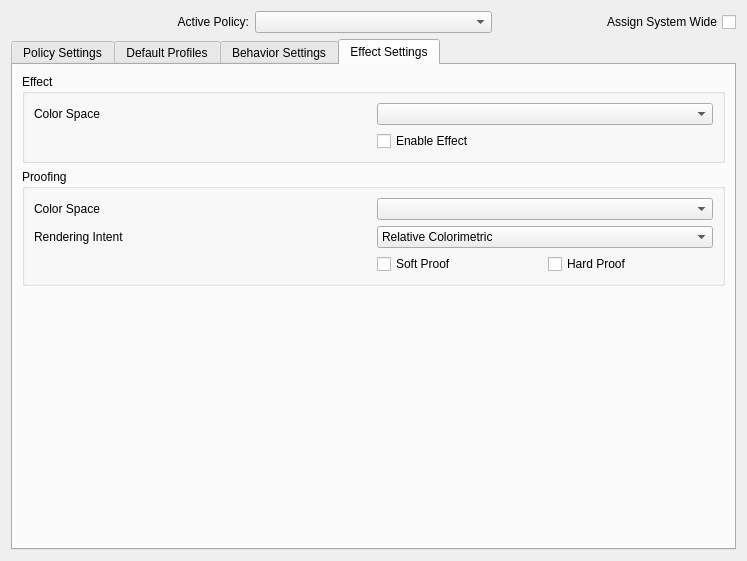
Above: src/modules/settings/ui/sy_settings.ui from oyranos-cms/Synnefo before the change. Below: the same form after it.
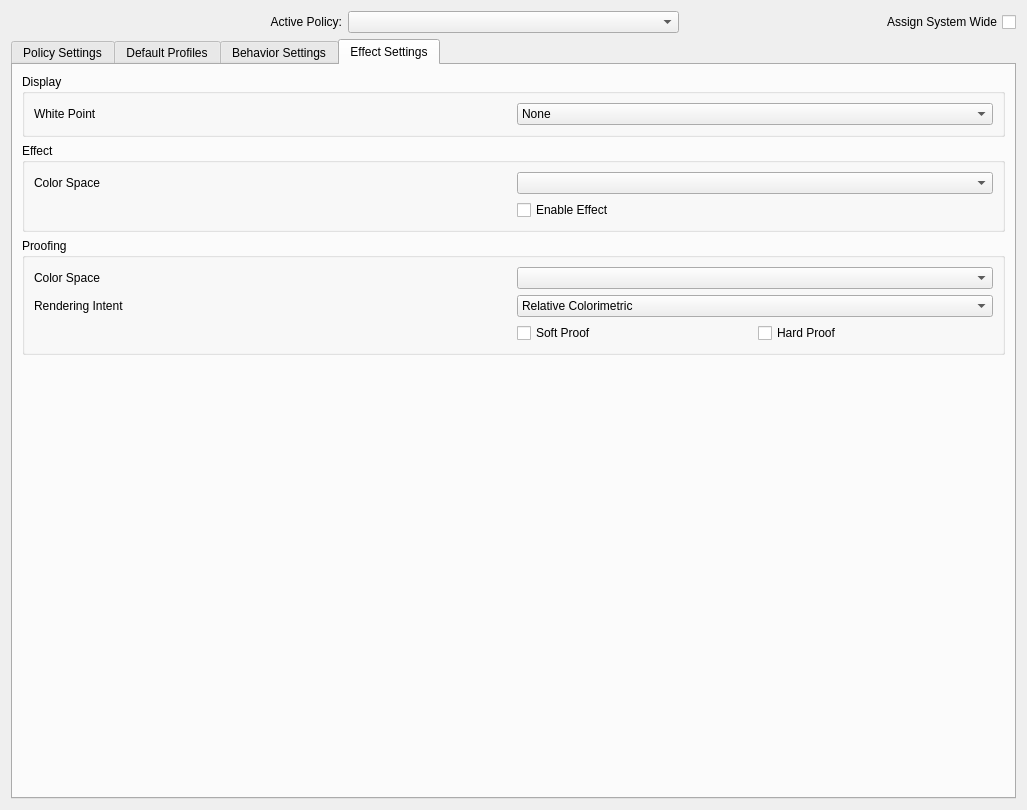
That is the form after the change. The open tabs and pages were chosen to show the change.

Commit message: support display white point settings

Patch:
```diff
--- a/src/modules/settings/ui/sy_settings.ui
+++ b/src/modules/settings/ui/sy_settings.ui
@@ -6,8 +6,8 @@
    <rect>
     <x>0</x>
     <y>0</y>
-    <width>747</width>
-    <height>561</height>
+    <width>1027</width>
+    <height>810</height>
    </rect>
   </property>
   <layout class="QGridLayout" name="gridLayout_5">
@@ -809,8 +809,73 @@
       </attribute>
       <layout class="QGridLayout" name="gridLayout_2">
        <item row="0" column="0">
-        <layout class="QGridLayout" name="gridLayout_13">
-         <item row="2" column="0">
+        <widget class="QGroupBox" name="box_GROUP_BEHAVIOUR_DISPLAY">
+         <property name="toolTip">
+          <string>&lt;!DOCTYPE HTML PUBLIC &quot;-//W3C//DTD HTML 4.0//EN&quot; &quot;http://www.w3.org/TR/REC-html40/strict.dtd&quot;&gt;
+&lt;html&gt;&lt;head&gt;&lt;meta name=&quot;qrichtext&quot; content=&quot;1&quot; /&gt;&lt;style type=&quot;text/css&quot;&gt;
+p, li { white-space: pre-wrap; }
+&lt;/style&gt;&lt;/head&gt;&lt;body style=&quot; font-family:'Noto Sans'; font-size:10pt; font-weight:400; font-style:normal;&quot;&gt;
+&lt;p style=&quot; margin-top:0px; margin-bottom:0px; margin-left:0px; margin-right:0px; -qt-block-indent:0; text-indent:0px;&quot;&gt;&lt;span style=&quot; font-family:'Sans Serif';&quot;&gt;Display settings manage the appearance target of all monitors.&lt;/span&gt;&lt;/p&gt;&lt;/body&gt;&lt;/html&gt;</string>
+         </property>
+         <property name="whatsThis">
+          <string/>
+         </property>
+         <property name="title">
+          <string>Display</string>
+         </property>
+         <property name="flat">
+          <bool>false</bool>
+         </property>
+         <layout class="QGridLayout" name="gridLayout_18">
+          <item row="0" column="0">
+           <layout class="QGridLayout" name="gridLayout_7">
+            <item row="1" column="2">
+             <layout class="QHBoxLayout" name="horizontalLayout_4"/>
+            </item>
+            <item row="0" column="2">
+             <widget class="QComboBox" name="combo_DISPLAY_WHITE_POINT">
+              <property name="contextMenuPolicy">
+               <enum>Qt::ActionsContextMenu</enum>
+              </property>
+              <property name="acceptDrops">
+               <bool>false</bool>
+              </property>
+              <property name="toolTip">
+               <string/>
+              </property>
+              <property name="whatsThis">
+               <string>&lt;!DOCTYPE HTML PUBLIC &quot;-//W3C//DTD HTML 4.0//EN&quot; &quot;http://www.w3.org/TR/REC-html40/strict.dtd&quot;&gt;
+&lt;html&gt;&lt;head&gt;&lt;meta name=&quot;qrichtext&quot; content=&quot;1&quot; /&gt;&lt;style type=&quot;text/css&quot;&gt;
+p, li { white-space: pre-wrap; }
+&lt;/style&gt;&lt;/head&gt;&lt;body style=&quot; font-family:'Sans Serif'; font-size:10pt; font-weight:400; font-style:normal;&quot;&gt;
+&lt;p style=&quot; margin-top:0px; margin-bottom:0px; margin-left:0px; margin-right:0px; -qt-block-indent:0; text-indent:0px;&quot;&gt;&lt;span style=&quot; font-weight:600;&quot;&gt;Relative Colorimetric: &lt;/span&gt;Scales the white point of the source gamut into the white point of the target.&lt;/p&gt;
+&lt;p style=&quot; margin-top:0px; margin-bottom:0px; margin-left:0px; margin-right:0px; -qt-block-indent:0; text-indent:0px; font-weight:600;&quot;&gt;Absolute Colorimetric: &lt;span style=&quot; font-weight:400;&quot;&gt;Preserves in-gamut colors, and clips out-of-gamut colors to the nearest hue.&lt;/span&gt;&lt;/p&gt;&lt;/body&gt;&lt;/html&gt;</string>
+              </property>
+              <item>
+               <property name="text">
+                <string>None</string>
+               </property>
+              </item>
+              <item>
+               <property name="text">
+                <string>Automatic</string>
+               </property>
+              </item>
+             </widget>
+            </item>
+            <item row="0" column="0">
+             <widget class="QLabel" name="label_DISPLAY_WHITE_POINT">
+              <property name="text">
+               <string>White Point</string>
+              </property>
+             </widget>
+            </item>
+           </layout>
+          </item>
+         </layout>
+        </widget>
+       </item>
+       <item row="1" column="0">
           <widget class="QGroupBox" name="box_GROUP_BEHAVIOUR_EFFECT">
            <property name="toolTip">
             <string>&lt;!DOCTYPE HTML PUBLIC &quot;-//W3C//DTD HTML 4.0//EN&quot; &quot;http://www.w3.org/TR/REC-html40/strict.dtd&quot;&gt;
@@ -877,7 +942,7 @@
            </layout>
           </widget>
          </item>
-         <item row="3" column="0">
+       <item row="2" column="0">
           <widget class="QGroupBox" name="box_GROUP_BEHAVIOUR_PROOF">
            <property name="toolTip">
             <string>&lt;!DOCTYPE HTML PUBLIC &quot;-//W3C//DTD HTML 4.0//EN&quot; &quot;http://www.w3.org/TR/REC-html40/strict.dtd&quot;&gt;
@@ -999,9 +1064,7 @@
            </layout>
           </widget>
          </item>
-        </layout>
-       </item>
-       <item row="1" column="0">
+       <item row="3" column="0">
         <spacer name="verticalSpacer_5">
          <property name="orientation">
           <enum>Qt::Vertical</enum>
```
Left out of the diff: 3 changed lines with no effect on the pictures. Lines whose indentation alone changed are shown as unchanged. The commit also changes 1 other file.
